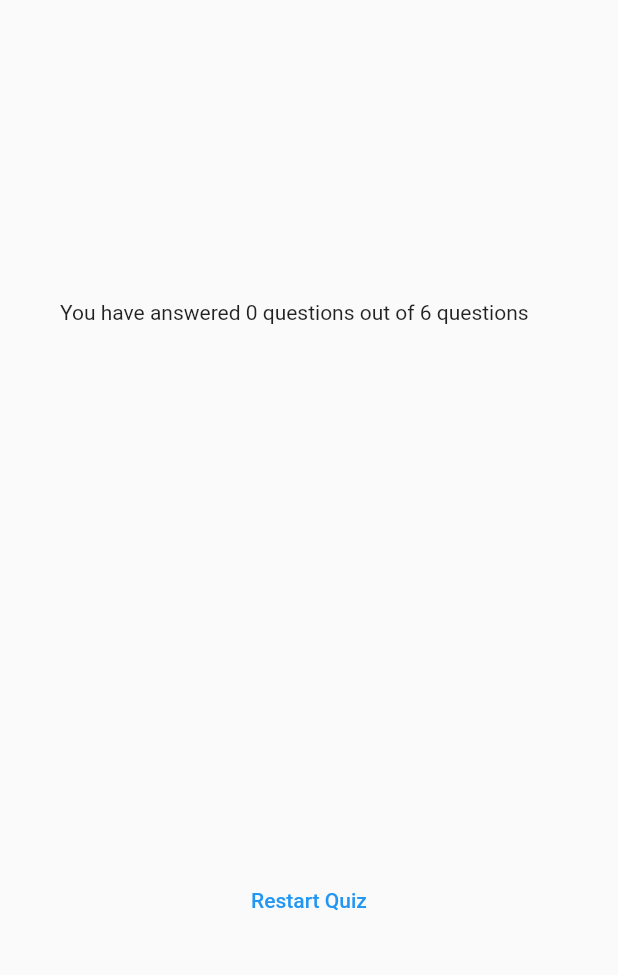
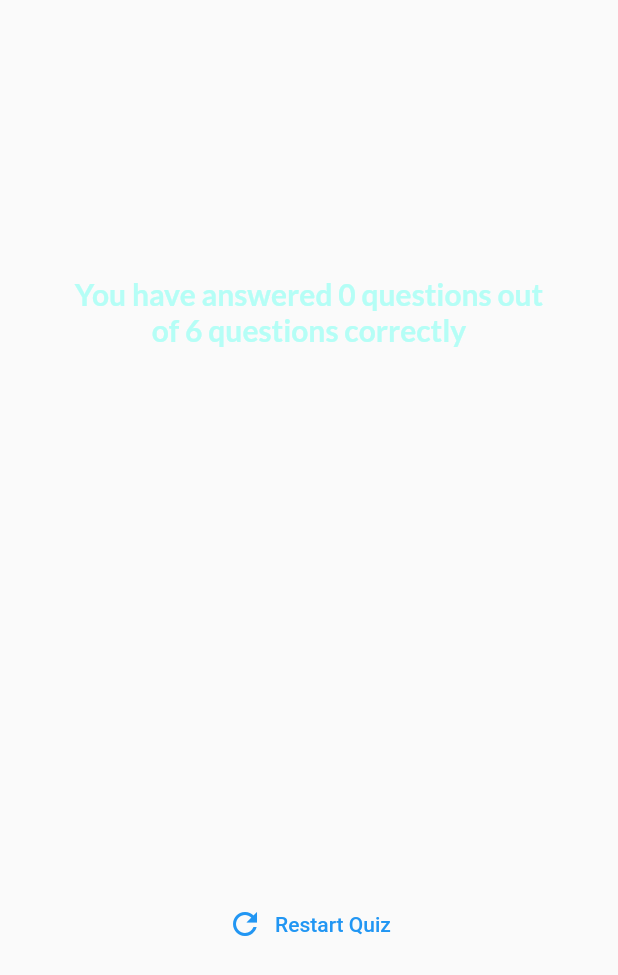
Before and after one commit to wemali05/flutter_advanced, a Flutter app: the ResultScreen widget shown alone on an empty page, opened directly with empty values, on a phone screen of 412 x 824 dp. Shown: the top 975 px of the screen. Run offline on Flutter 3.47's test engine with Material 2 defaults, Android fonts, the phone set to English and light mode, and no system bars; our stand-ins replace google_fonts.

Commit message:
result screen refactor and style

```diff
--- a/lib/question_summary.dart
+++ /dev/null
@@ -1,39 +0,0 @@
-import 'package:flutter/widgets.dart';
-
-class QuestionSummary extends StatelessWidget {
-  const QuestionSummary(this.summaryData, {super.key});
-
-  final List<Map<String, Object>> summaryData;
-
-  @override
-  Widget build(context) {
-    return SizedBox(
-      height: 300,
-      child: SingleChildScrollView(
-        child: Column(
-          children: summaryData.map(
-            (data) {
-              return Row(
-                children: [
-                  Text(((data['question_index'] as int) + 1).toString()),
-                  Expanded(
-                    child: Column(
-                      children: [
-                        Text(data['question'] as String),
-                        const SizedBox(
-                          height: 5,
-                        ),
-                        Text(data['correct_answer'] as String),
-                        Text(data['user_answer'] as String),
-                      ],
-                    ),
-                  )
-                ],
-              );
-            },
-          ).toList(),
-        ),
-      ),
-    );
-  }
-}
--- /dev/null
+++ b/lib/questions_summary/questions_summary.dart
@@ -0,0 +1,24 @@
+import 'package:advanced_basics/questions_summary/summary_item.dart';
+import 'package:flutter/widgets.dart';
+
+class QuestionSummary extends StatelessWidget {
+  const QuestionSummary(this.summaryData, {super.key});
+
+  final List<Map<String, Object>> summaryData;
+
+  @override
+  Widget build(context) {
+    return SizedBox(
+      height: 300,
+      child: SingleChildScrollView(
+        child: Column(
+          children: summaryData.map(
+            (data) {
+              return SummaryItem(data);
+            },
+          ).toList(),
+        ),
+      ),
+    );
+  }
+}
--- a/lib/result_screen.dart
+++ b/lib/result_screen.dart
@@ -1,11 +1,13 @@
 import 'package:flutter/material.dart';
 import 'package:advanced_basics/data/questions.dart';
-import 'package:advanced_basics/question_summary.dart';
+import 'package:advanced_basics/questions_summary/questions_summary.dart';
+import 'package:google_fonts/google_fonts.dart';
 
 class ResultScreen extends StatelessWidget {
-  const ResultScreen({super.key, required this.choosenAnswers});
+  const ResultScreen({super.key, required this.choosenAnswers, required this.onRestart});
 
   final List<String> choosenAnswers;
+  final void Function() onRestart;
 
   List<Map<String, Object>> get summaryData {
     final List<Map<String, Object>> summary = [];
@@ -36,7 +38,14 @@
           crossAxisAlignment: CrossAxisAlignment.stretch,
           children: [
             Text(
-                'You have answered $numCorrectAnswers questions out of $numTotalQuestions questions'),
+              'You have answered $numCorrectAnswers questions out of $numTotalQuestions questions correctly',
+              style: GoogleFonts.lato(
+                color: const Color.fromARGB(255, 181, 254, 246),
+                fontSize: 20,
+                fontWeight: FontWeight.bold,
+              ),
+              textAlign: TextAlign.center,
+            ),
             const SizedBox(
               height: 30,
             ),
@@ -44,7 +53,10 @@
             const SizedBox(
               height: 30,
             ),
-            TextButton(onPressed: () {}, child: const Text('Restart Quiz'))
+            TextButton.icon(
+                onPressed: onRestart,
+                icon: const Icon(Icons.refresh),
+                label: const Text('Restart Quiz'))
           ]),
     );
   }
```
Also changed, not shown: lib/questions_summary/question_identifier.dart (added, +32 -0 lines), lib/questions_summary/summary_item.dart (added, +45 -0 lines), lib/quiz.dart (+10 -0 lines).
